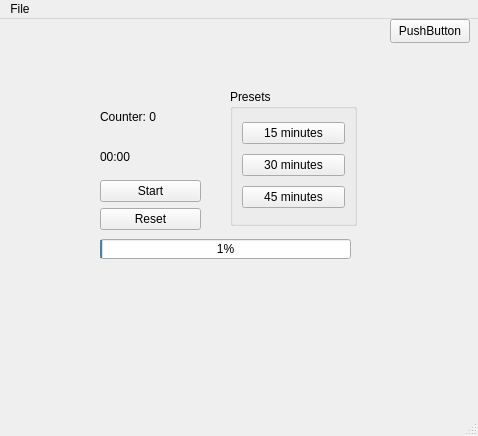
Old version of the form form.ui in the repository notHisu/ThisIsTheRealPomodoro.
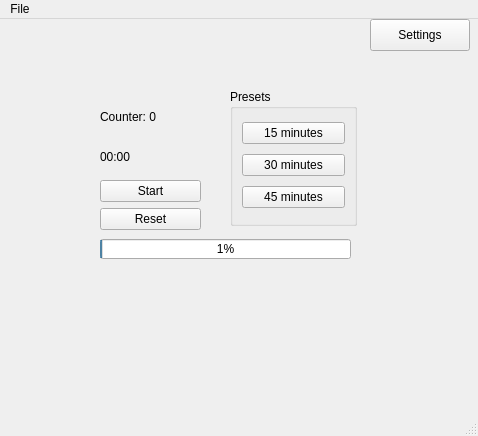
New version of the form.

Commit message: updated setting form

Diff of the .ui file:
```diff
--- a/form.ui
+++ b/form.ui
@@ -106,14 +106,14 @@
    <widget class="QPushButton" name="buttonSetting">
     <property name="geometry">
      <rect>
-      <x>390</x>
+      <x>370</x>
       <y>0</y>
-      <width>80</width>
-      <height>24</height>
+      <width>100</width>
+      <height>32</height>
      </rect>
     </property>
     <property name="text">
-     <string>PushButton</string>
+     <string>Settings</string>
     </property>
    </widget>
   </widget>
```
Left out of the diff: 2 changed lines with no effect on the pictures. The commit also changes 8 other files.
